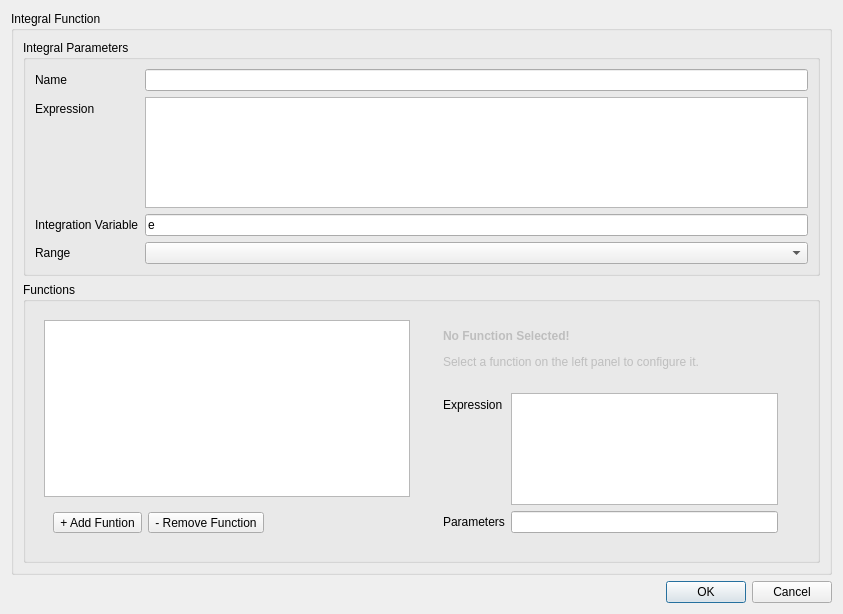
First picture: the form in integralfunctiondialog.ui, repository arntanguy/STS-simulator, before the edit.
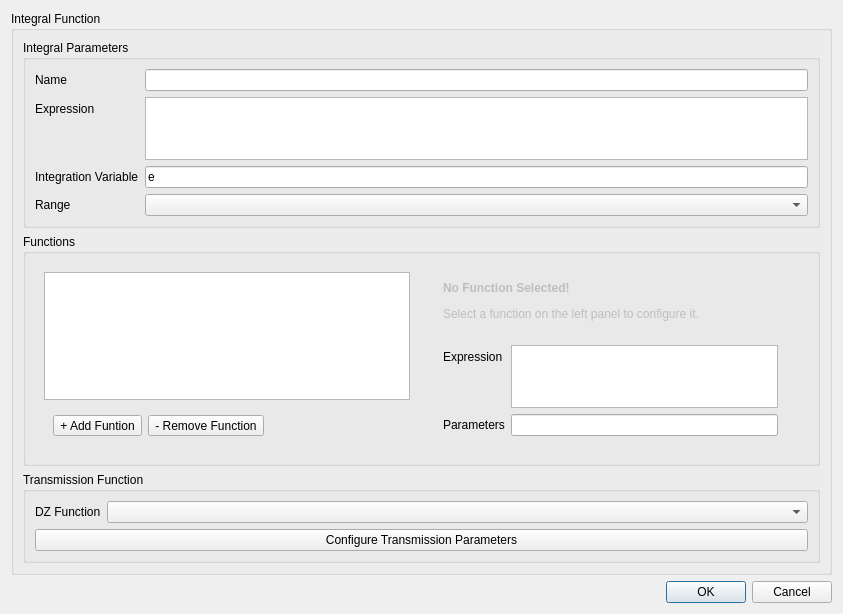
Second picture: the form after the edit.

Commit message: Begin transmission

The edit to the form file:
```diff
--- a/integralfunctiondialog.ui
+++ b/integralfunctiondialog.ui
@@ -202,6 +202,32 @@
         </layout>
        </widget>
       </item>
+      <item row="4" column="0">
+       <widget class="QGroupBox" name="groupBox_2">
+        <property name="title">
+         <string>Transmission Function</string>
+        </property>
+        <layout class="QFormLayout" name="formLayout">
+         <item row="0" column="0">
+          <widget class="QLabel" name="label">
+           <property name="text">
+            <string>DZ Function</string>
+           </property>
+          </widget>
+         </item>
+         <item row="0" column="1">
+          <widget class="QComboBox" name="DZFunction"/>
+         </item>
+         <item row="1" column="0" colspan="2">
+          <widget class="QPushButton" name="transmissionParameters">
+           <property name="text">
+            <string>Configure Transmission Parameters</string>
+           </property>
+          </widget>
+         </item>
+        </layout>
+       </widget>
+      </item>
      </layout>
     </widget>
    </item>
```
The commit also changes 12 other files.
